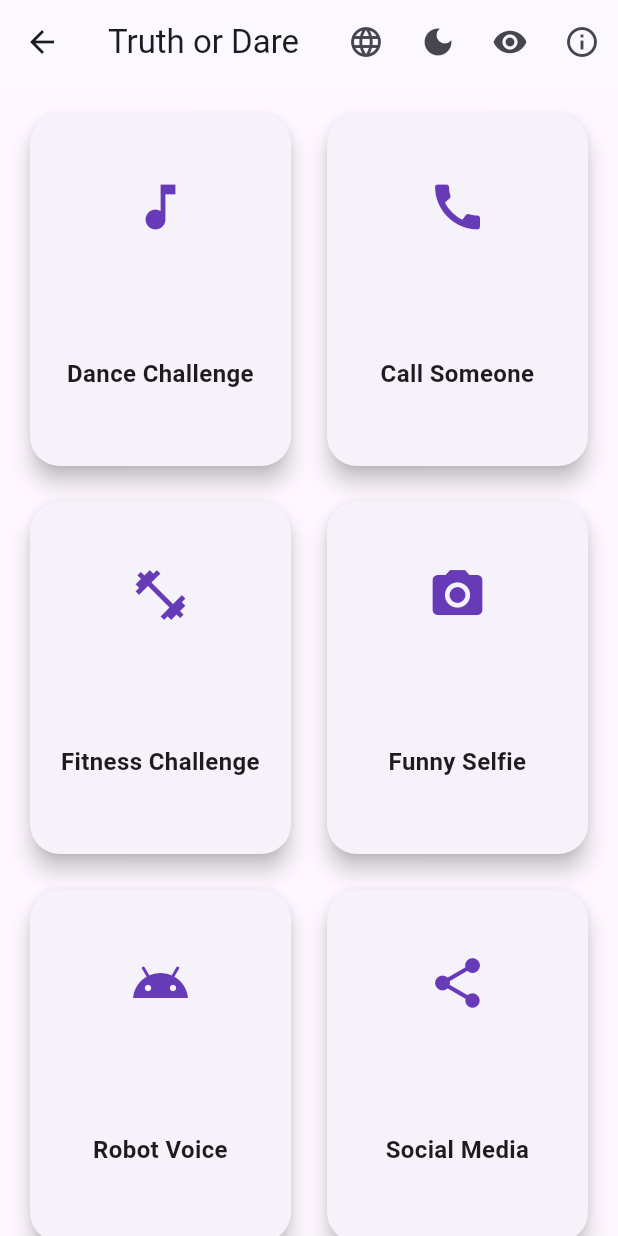
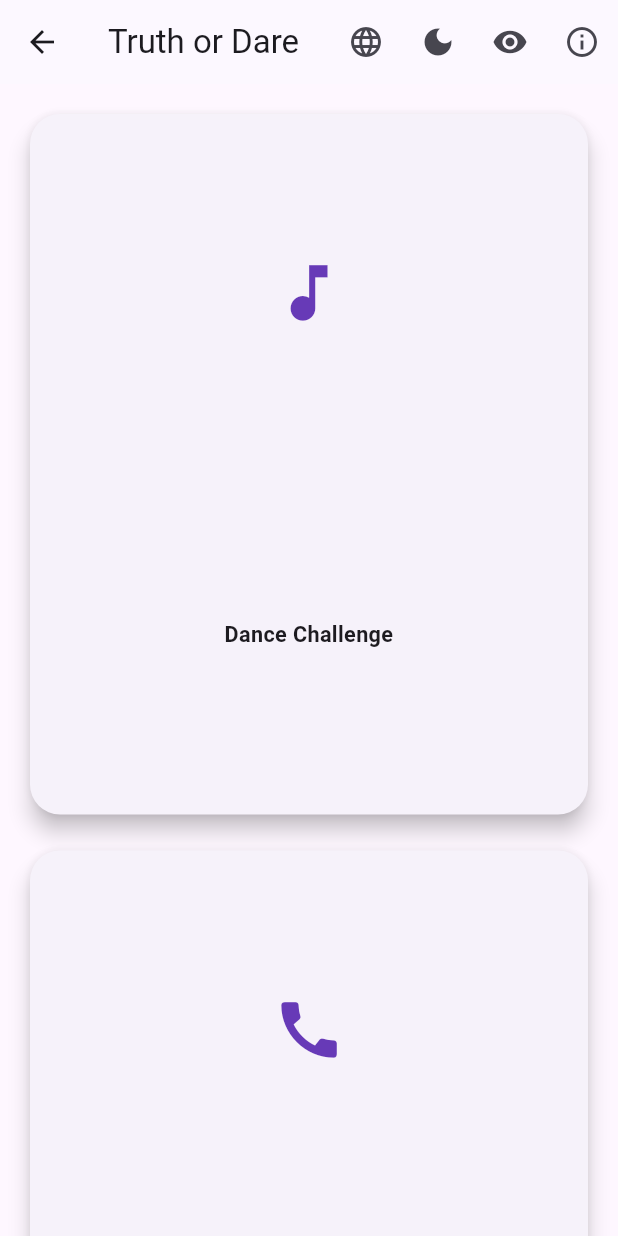
Before and after one commit to Bewin-btw/NYC_CPMD, a Flutter app: the HomePage screen opened directly, on a phone screen of 412 x 824 dp. Run offline on Flutter 3.47's test engine with Material 3 defaults, Android fonts, the phone set to English and light mode, and no system bars; our stand-ins replace shared_preferences; accounts and stored records are empty; generated files the repository leaves out were written again.

```diff
--- a/lib/providers/locale_provider.dart
+++ b/lib/providers/locale_provider.dart
@@ -4,7 +4,7 @@ import 'package:shared_preferences/shared_preferences.dart';
 class LocaleProvider with ChangeNotifier {
   Locale? _locale;
 
-  Locale? get locale => _locale;
+  Locale get locale => _locale ?? const Locale('en');
 
   Future<void> setLocale(Locale newLocale) async {
     _locale = newLocale;
@@ -16,9 +16,7 @@ class LocaleProvider with ChangeNotifier {
   Future<void> loadLocale() async {
     final prefs = await SharedPreferences.getInstance();
     final languageCode = prefs.getString('languageCode');
-    if (languageCode != null) {
-      _locale = Locale(languageCode);
-    }
+    _locale = languageCode != null ? Locale(languageCode) : const Locale('en');
     notifyListeners();
   }
 }
--- a/lib/screens/home_page.dart
+++ b/lib/screens/home_page.dart
@@ -6,6 +6,7 @@ import '../screens/about_page.dart';
 import '../providers/locale_provider.dart';
 import '../providers/theme_provider.dart';
 import 'language_selector.dart';
+import '../utils/responsive.dart';
 import 'package:flutter_gen/gen_l10n/app_localizations.dart';
 
 class HomePage extends StatefulWidget {
@@ -20,14 +21,13 @@ class _HomePageState extends State<HomePage> {
   List deletedCategories = [];
   bool showDeleted = false;
   bool isLoading = true;
-  Locale? currentLocale; // 👈 следим за текущей локалью
+  Locale? currentLocale;
 
   @override
   void didChangeDependencies() {
     super.didChangeDependencies();
     final locale = Localizations.localeOf(context);
 
-    // загружаем категории при первой загрузке и при смене языка
     if (currentLocale != locale) {
       currentLocale = locale;
       loadCategories();
@@ -45,11 +45,10 @@ class _HomePageState extends State<HomePage> {
   }
 
   void toggleDeletedCategories() {
-  setState(() {
-    showDeleted = !showDeleted;
-  });
-}
-
+    setState(() {
+      showDeleted = !showDeleted;
+    });
+  }
 
   void handleCategoryRemoval(dynamic category) {
     setState(() {
@@ -72,28 +71,17 @@ class _HomePageState extends State<HomePage> {
 
   IconData getCategoryIcon(String id) {
     switch (id) {
-      case 'dance':
-        return Icons.music_note;
-      case 'call':
-        return Icons.call;
-      case 'fitness':
-        return Icons.fitness_center;
-      case 'selfie':
-        return Icons.photo_camera;
-      case 'robot':
-        return Icons.android;
-      case 'social':
-        return Icons.share;
-      case 'food':
-        return Icons.fastfood;
-      case 'voice':
-        return Icons.mic;
-      case 'truthbomb':
-        return Icons.bolt;
-      case 'random':
-        return Icons.shuffle;
-      default:
-        return Icons.extension;
+      case 'dance': return Icons.music_note;
+      case 'call': return Icons.call;
+      case 'fitness': return Icons.fitness_center;
+      case 'selfie': return Icons.photo_camera;
+      case 'robot': return Icons.android;
+      case 'social': return Icons.share;
+      case 'food': return Icons.fastfood;
+      case 'voice': return Icons.mic;
+      case 'truthbomb': return Icons.bolt;
+      case 'random': return Icons.shuffle;
+      default: return Icons.extension;
     }
   }
 
@@ -107,8 +95,7 @@ class _HomePageState extends State<HomePage> {
       ),
     );
   }
-
-  @override
+    @override
   Widget build(BuildContext context) {
     return Scaffold(
       appBar: AppBar(
@@ -150,19 +137,23 @@ class _HomePageState extends State<HomePage> {
               child: GridView.builder(
                 padding: const EdgeInsets.all(16),
                 itemCount: showDeleted ? deletedCategories.length : categories.length,
-                gridDelegate: const SliverGridDelegateWithFixedCrossAxisCount(
-                  crossAxisCount: 2,
+                gridDelegate: SliverGridDelegateWithFixedCrossAxisCount(
+                  crossAxisCount: Responsive.gridCrossAxisCount(context),
                   crossAxisSpacing: 16,
                   mainAxisSpacing: 16,
-                  childAspectRatio: 3 / 4,
+                  childAspectRatio: Responsive.gridChildAspectRatio(context),
                 ),
                 itemBuilder: (context, index) {
-                  final category = showDeleted ? deletedCategories[index] : categories[index];
+                  final category = showDeleted
+                      ? deletedCategories[index]
+                      : categories[index];
                   final icon = getCategoryIcon(category['id']);
 
                   return Dismissible(
                     key: UniqueKey(),
-                    direction: showDeleted ? DismissDirection.none : DismissDirection.endToStart,
+                    direction: showDeleted
+                        ? DismissDirection.none
+                        : DismissDirection.endToStart,
                     onDismissed: (_) => handleCategoryRemoval(category),
                     background: Container(
                       alignment: Alignment.centerRight,
@@ -207,7 +198,11 @@ class _HomePageState extends State<HomePage> {
                             crossAxisAlignment: CrossAxisAlignment.center,
                             children: [
                               Expanded(
-                                child: Icon(icon, size: 40, color: Colors.deepPurple),
+                                child: Icon(
+                                  icon,
+                                  size: Responsive.categoryIconSize(context),
+                                  color: Colors.deepPurple,
+                                ),
                               ),
                               const SizedBox(height: 12),
                               Expanded(
@@ -215,8 +210,8 @@ class _HomePageState extends State<HomePage> {
                                   child: Text(
                                     category['name'],
                                     textAlign: TextAlign.center,
-                                    style: const TextStyle(
-                                      fontSize: 16,
+                                    style: TextStyle(
+                                      fontSize: Responsive.categoryFontSize(context),
                                       fontWeight: FontWeight.w600,
                                     ),
                                   ),
@@ -229,8 +224,7 @@ class _HomePageState extends State<HomePage> {
                     ),
                   );
                 },
-              )
-
+              ),
             ),
     );
   }
--- a/lib/utils/responsive.dart
+++ b/lib/utils/responsive.dart
@@ -1,23 +1,26 @@
 import 'package:flutter/material.dart';
 
 class Responsive {
-  /// Возвращает отступы в зависимости от размера экрана
-  static double getPadding(BuildContext context) {
-    final width = MediaQuery.sizeOf(context).width;
-    if (width > 2000) return 32;
-    if (width > 1200) return 24;
-    if (width > 600) return 16;
-    return 12;
+  static double categoryIconSize(BuildContext context) {
+    final size = MediaQuery.sizeOf(context);
+    return size.shortestSide * 0.12;
   }
 
-  /// Рассчитывает количество колонок для GridView
-  static int getCrossAxisCount(BuildContext context, {required int portrait, required int landscape}) {
+  static double categoryFontSize(BuildContext context) {
+    final size = MediaQuery.sizeOf(context);
+    return size.shortestSide * 0.035;
+  }
+
+  static int gridCrossAxisCount(BuildContext context) {
+    final width = MediaQuery.sizeOf(context).width;
+    if (width > 1200) return 4;
+    if (width > 800) return 3;
+    if (width > 600) return 2;
+    return 1;
+  }
+
+  static double gridChildAspectRatio(BuildContext context) {
     final orientation = MediaQuery.orientationOf(context);
-    final width = MediaQuery.sizeOf(context).width;
-
-    if (width > 2000) return 6; // Для очень широких экранов
-    if (width > 1200) return 5; // Для десктопов
-    if (width > 800) return 4;  // Для планшетов
-    return orientation == Orientation.portrait ? portrait : landscape;
+    return orientation == Orientation.portrait ? 0.8 : 1.2;
   }
 }
```
Also changed, not shown: lib/widgets/adaptive_grid.dart (+13 -15 lines).
